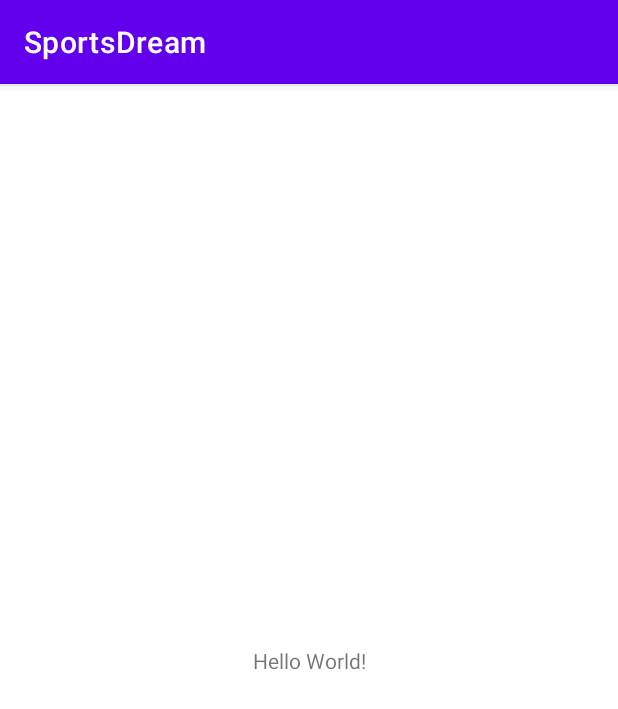
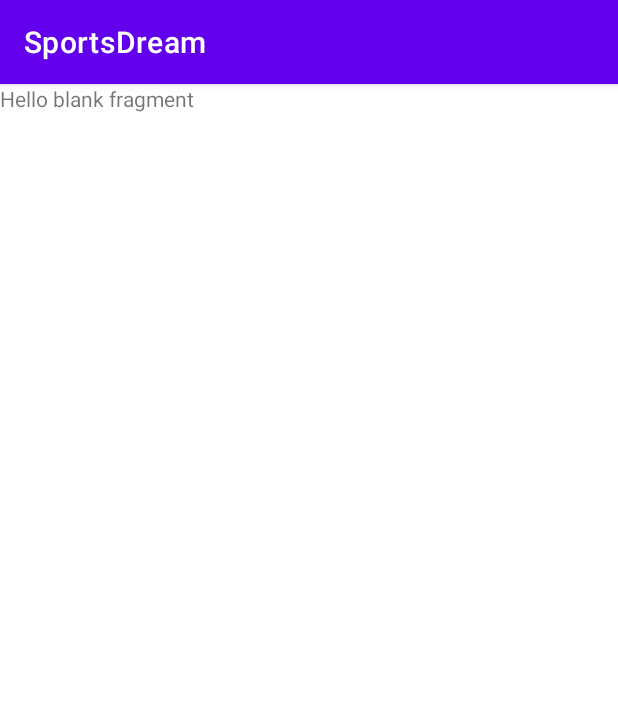
Before and after one commit to tahadar16/SportsDream, an Android app: the screen it shows after launch (MainActivity), on a phone screen of 412 x 824 dp. Shown: the top 709 px of the screen. Run offline under Robolectric (Android 15) with nearby library versions, the phone set to English and light mode, and no system bars.

Commit message:
setting up basic structure

```diff
--- a/app/src/main/AndroidManifest.xml
+++ b/app/src/main/AndroidManifest.xml
@@ -13,7 +13,7 @@
         android:theme="@style/Theme.SportsDream"
         tools:targetApi="31">
         <activity
-            android:name=".MainActivity"
+            android:name=".ui.MainActivity"
             android:exported="true">
             <intent-filter>
                 <action android:name="android.intent.action.MAIN" />
--- /dev/null
+++ b/app/src/main/java/com/reachmobi/sportsdream/data/Player.kt
@@ -0,0 +1,5 @@
+package com.reachmobi.sportsdream.data
+
+data class Player(
+    var idPlayer: String
+    )
--- /dev/null
+++ b/app/src/main/java/com/reachmobi/sportsdream/data/SearchPlayerResponse.kt
@@ -0,0 +1,5 @@
+package com.reachmobi.sportsdream.data
+
+data class SearchPlayerResponse(
+    var player: Player
+)
--- /dev/null
+++ b/app/src/main/java/com/reachmobi/sportsdream/network/WebConfig.kt
@@ -0,0 +1,4 @@
+package com.reachmobi.sportsdream.network
+
+class WebConfig {
+}
--- /dev/null
+++ b/app/src/main/java/com/reachmobi/sportsdream/repository/PlayerRepository.kt
@@ -0,0 +1,4 @@
+package com.reachmobi.sportsdream.repository
+
+class PlayerRepository {
+}
--- a/app/src/main/java/com/reachmobi/sportsdream/MainActivity.kt
+++ b/app/src/main/java/com/reachmobi/sportsdream/ui/MainActivity.kt
@@ -1,7 +1,8 @@
-package com.reachmobi.sportsdream
+package com.reachmobi.sportsdream.ui
 
 import androidx.appcompat.app.AppCompatActivity
 import android.os.Bundle
+import com.reachmobi.sportsdream.R
 
 class MainActivity : AppCompatActivity() {
     override fun onCreate(savedInstanceState: Bundle?) {
--- /dev/null
+++ b/app/src/main/java/com/reachmobi/sportsdream/ui/PlayersListFragment.kt
@@ -0,0 +1,60 @@
+package com.reachmobi.sportsdream.ui
+
+import android.os.Bundle
+import androidx.fragment.app.Fragment
+import android.view.LayoutInflater
+import android.view.View
+import android.view.ViewGroup
+import com.reachmobi.sportsdream.R
+
+// TODO: Rename parameter arguments, choose names that match
+// the fragment initialization parameters, e.g. ARG_ITEM_NUMBER
+private const val ARG_PARAM1 = "param1"
+private const val ARG_PARAM2 = "param2"
+
+/**
+ * A simple [Fragment] subclass.
+ * Use the [PlayersListFragment.newInstance] factory method to
+ * create an instance of this fragment.
+ */
+class PlayersListFragment : Fragment() {
+    // TODO: Rename and change types of parameters
+    private var param1: String? = null
+    private var param2: String? = null
+
+    override fun onCreate(savedInstanceState: Bundle?) {
+        super.onCreate(savedInstanceState)
+        arguments?.let {
+            param1 = it.getString(ARG_PARAM1)
+            param2 = it.getString(ARG_PARAM2)
+        }
+    }
+
+    override fun onCreateView(
+        inflater: LayoutInflater, container: ViewGroup?,
+        savedInstanceState: Bundle?
+    ): View? {
+        // Inflate the layout for this fragment
+        return inflater.inflate(R.layout.fragment_players_list, container, false)
+    }
+
+    companion object {
+        /**
+         * Use this factory method to create a new instance of
+         * this fragment using the provided parameters.
+         *
+         * @param param1 Parameter 1.
+         * @param param2 Parameter 2.
+         * @return A new instance of fragment PlayersListFragment.
+         */
+        // TODO: Rename and change types and number of parameters
+        @JvmStatic
+        fun newInstance(param1: String, param2: String) =
+            PlayersListFragment().apply {
+                arguments = Bundle().apply {
+                    putString(ARG_PARAM1, param1)
+                    putString(ARG_PARAM2, param2)
+                }
+            }
+    }
+}
--- /dev/null
+++ b/app/src/main/java/com/reachmobi/sportsdream/viewmodel/PlayerViewModel.kt
@@ -0,0 +1,6 @@
+package com.reachmobi.sportsdream.viewmodel
+
+import androidx.lifecycle.ViewModel
+
+class PlayerViewModel : ViewModel() {
+}
--- a/app/src/main/res/layout/activity_main.xml
+++ b/app/src/main/res/layout/activity_main.xml
@@ -4,15 +4,19 @@
     xmlns:tools="http://schemas.android.com/tools"
     android:layout_width="match_parent"
     android:layout_height="match_parent"
-    tools:context=".MainActivity">
+    tools:context=".ui.MainActivity">
 
-    <TextView
-        android:layout_width="wrap_content"
-        android:layout_height="wrap_content"
-        android:text="Hello World!"
+
+    <androidx.fragment.app.FragmentContainerView
+        android:id="@+id/nav_host_fragment"
+        android:name="androidx.navigation.fragment.NavHostFragment"
+        android:layout_width="0dp"
+        android:layout_height="0dp"
+        app:layout_constraintLeft_toLeftOf="parent"
+        app:layout_constraintRight_toRightOf="parent"
+        app:layout_constraintTop_toTopOf="parent"
         app:layout_constraintBottom_toBottomOf="parent"
-        app:layout_constraintEnd_toEndOf="parent"
-        app:layout_constraintStart_toStartOf="parent"
-        app:layout_constraintTop_toTopOf="parent" />
+        app:defaultNavHost="true"
+        app:navGraph="@navigation/nav_graph" />
 
 </androidx.constraintlayout.widget.ConstraintLayout>
--- /dev/null
+++ b/app/src/main/res/layout/fragment_players_list.xml
@@ -0,0 +1,14 @@
+<?xml version="1.0" encoding="utf-8"?>
+<FrameLayout xmlns:android="http://schemas.android.com/apk/res/android"
+    xmlns:tools="http://schemas.android.com/tools"
+    android:layout_width="match_parent"
+    android:layout_height="match_parent"
+    tools:context=".ui.PlayersListFragment">
+
+    <!-- TODO: Update blank fragment layout -->
+    <TextView
+        android:layout_width="match_parent"
+        android:layout_height="match_parent"
+        android:text="@string/hello_blank_fragment" />
+
+</FrameLayout>
--- /dev/null
+++ b/app/src/main/res/navigation/nav_graph.xml
@@ -0,0 +1,23 @@
+<?xml version="1.0" encoding="utf-8"?>
+<navigation xmlns:android="http://schemas.android.com/apk/res/android"
+    xmlns:app="http://schemas.android.com/apk/res-auto"
+    xmlns:tools="http://schemas.android.com/tools"
+    android:id="@+id/nav_graph"
+    app:startDestination="@id/playersListFragment">
+
+    <fragment
+        android:id="@+id/playersListFragment"
+        android:name="com.reachmobi.sportsdream.ui.PlayersListFragment"
+        android:label="fragment_players_list"
+        tools:layout="@layout/fragment_players_list" >
+        <action
+            android:id="@+id/action_playersListFragment_to_playerDetailFragment"
+            app:destination="@id/playerDetailFragment" />
+    </fragment>
+    <dialog
+        android:id="@+id/playerDetailFragment"
+        android:name="com.reachmobi.sportsdream.ui.PlayerDetailFragment"
+        android:label="fragment_player_detail"
+        tools:layout="@layout/fragment_player_detail" />
+
+</navigation>
--- a/app/src/main/res/values/strings.xml
+++ b/app/src/main/res/values/strings.xml
@@ -1,3 +1,5 @@
 <resources>
     <string name="app_name">SportsDream</string>
+    <!-- TODO: Remove or change this placeholder text -->
+    <string name="hello_blank_fragment">Hello blank fragment</string>
 </resources>
```
Also changed, not shown: app/build.gradle (+11 -1 lines), app/src/main/java/com/reachmobi/sportsdream/ui/PlayerDetailFragment.kt (added, +60 -0 lines), app/src/main/res/layout/fragment_player_detail.xml (added, +14 -0 lines), 1 other file.
